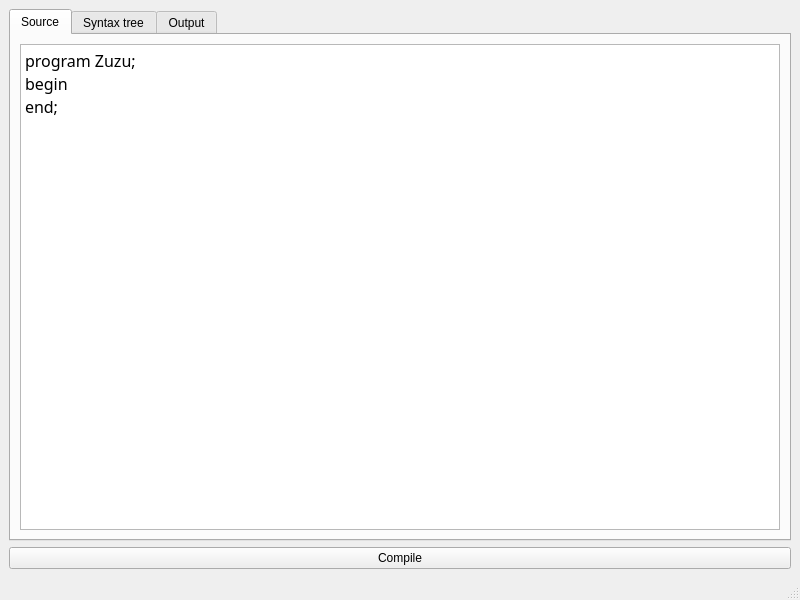
This is sysprog/lab4-parser/sp-lab4-parser/mainwindow.ui in surtweig/kpi-assignments as Qt 5 draws it before an edit. The edited form follows.
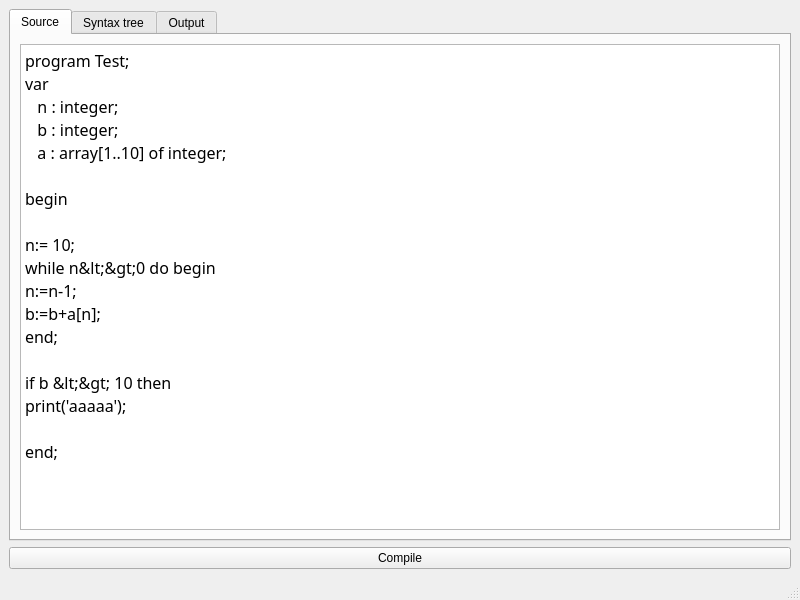
This is the edited form.

Commit message: sysprog/lab4: parsing while and if statements

Patch:
```diff
--- a/sysprog/lab4-parser/sp-lab4-parser/mainwindow.ui
+++ b/sysprog/lab4-parser/sp-lab4-parser/mainwindow.ui
@@ -34,8 +34,23 @@
            </font>
           </property>
           <property name="plainText">
-           <string>program Zuzu;
+           <string>program Test;
+var
+   n : integer;
+   b : integer;
+   a : array[1..10] of integer;
+
 begin
+
+n:= 10;
+while n&lt;&gt;0 do begin 
+n:=n-1;
+b:=b+a[n];
+end;
+
+if b &lt;&gt; 10 then
+print('aaaaa');
+
 end;</string>
           </property>
          </widget>
```
The commit also changes 2 other files.
